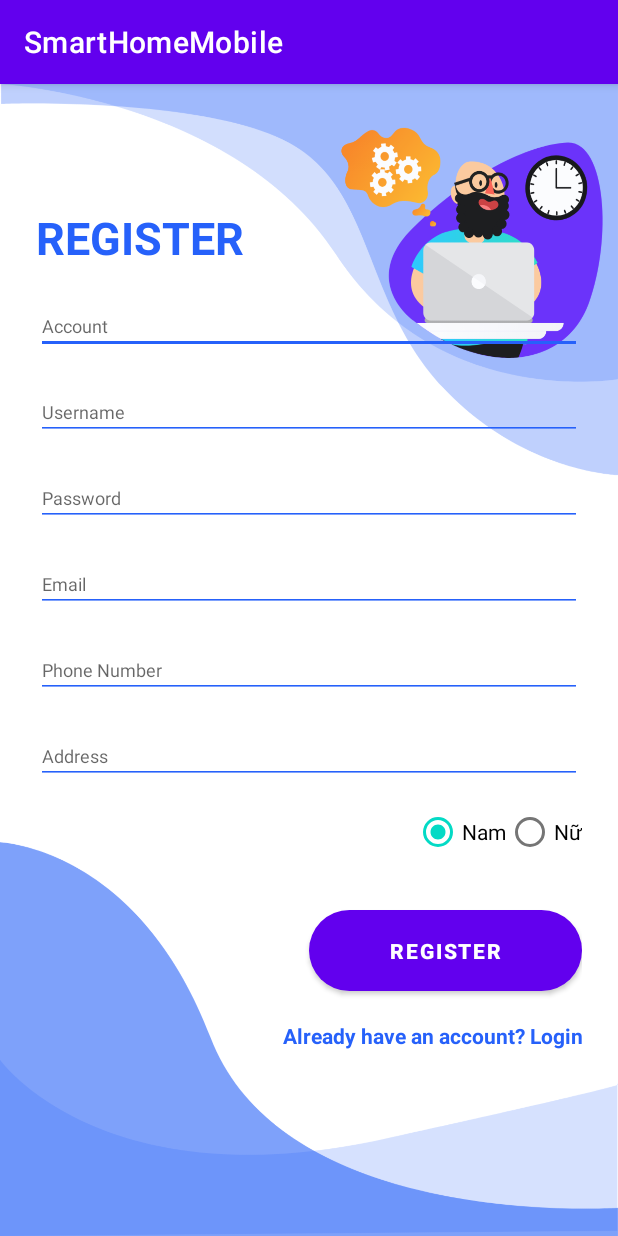
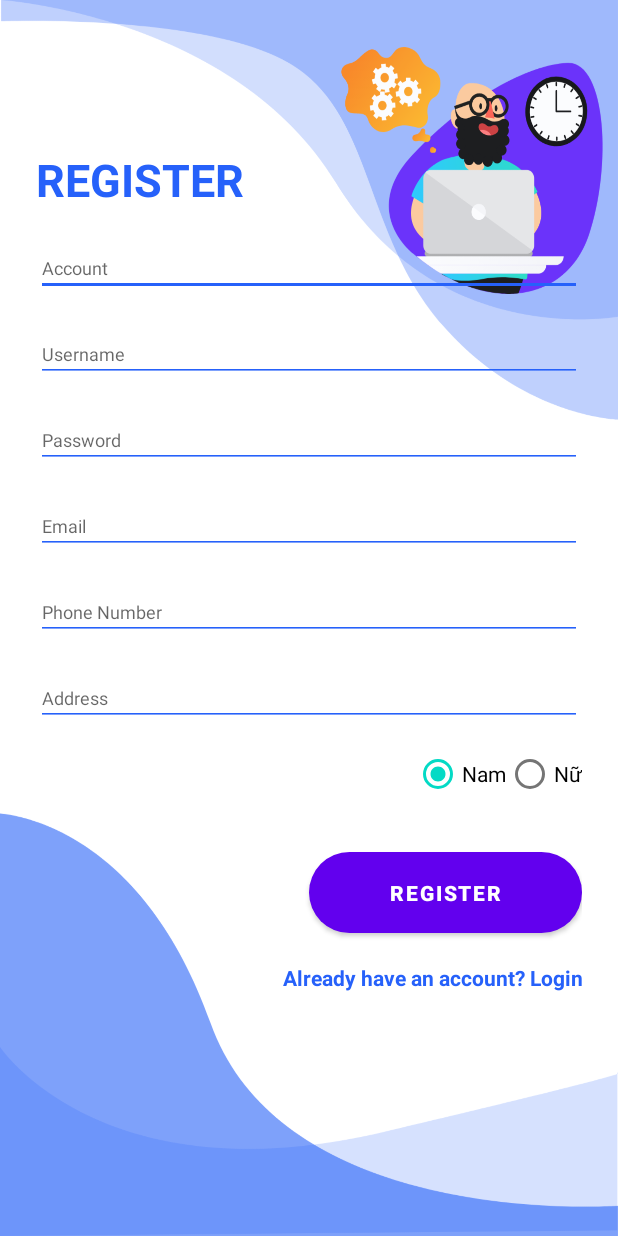
Before and after one commit to ToDuyVuong/SmartHomeMobile, an Android app: the screen it shows after launch (RegisterActivity), after a tap on an icon or button, on a phone screen of 412 x 824 dp. Run offline under Robolectric (Android 15) with nearby library versions, the phone set to English and light mode, and no system bars; 1 other tap on this screen came first.

Commit message:
Vuong 27 17/05/2023 NoActionBar

```diff
--- a/app/src/main/java/vn/iotstart/smarthomemobile/activity/IndexActivity.java
+++ b/app/src/main/java/vn/iotstart/smarthomemobile/activity/IndexActivity.java
@@ -217,7 +217,7 @@ public class IndexActivity extends AppCompatActivity {
                         pupulateData(productList);
                         intiAdapter();
                         initScrollListener();
-                        Log.e("ffff", productList.get(0).toString());
+                        Log.e("ffffff", productList.get(0).toString());
 
                     }
                 } catch (Exception e) {
@@ -252,11 +252,15 @@ public class IndexActivity extends AppCompatActivity {
         recyclerViewProductPopularIndexList = findViewById(R.id.recyclerView2);
         recyclerViewProductPopularIndexList.setLayoutManager(linearLayoutManager);
 
+        Log.e("ffffa", "recyclerViewProductPopularIndex");
         ApiService.apiService.getLatestProduct().enqueue(new Callback<List<Product>>() {
+
             @Override
             public void onResponse(Call<List<Product>> call, Response<List<Product>> response) {
+                Log.e("ffffa", "recyclerViewProductPopularIndex22222");
                 if (response.isSuccessful()) {
                     productList = response.body();
+                    Log.e("fffflast", productList.get(0).toString());
                     adapterProductPopularIndex = new ProductPopularIndexAdapter(productList, IndexActivity.this);
                     recyclerViewProductPopularIndexList.setAdapter(adapterProductPopularIndex);
 
--- a/app/src/main/java/vn/iotstart/smarthomemobile/activity/IntroActivity.java
+++ b/app/src/main/java/vn/iotstart/smarthomemobile/activity/IntroActivity.java
@@ -18,7 +18,7 @@ public class IntroActivity extends AppCompatActivity {
             int n = 0;
             try {
                 do {
-                    if (n >= 2000) {
+                    if (n >= 3000) {
                         IntroActivity.this.finish();
                         Intent intent = new Intent(IntroActivity.this.getApplicationContext(), (Class) LoginActivity.class);
                         IntroActivity.this.startActivity(intent);
--- a/app/src/main/res/layout/activity_intro.xml
+++ b/app/src/main/res/layout/activity_intro.xml
@@ -123,7 +123,7 @@
         android:layout_width="match_parent"
         android:layout_height="wrap_content"
         android:layout_marginTop="20dp"
-        android:text="Môn Học: Lập Trình Ứng Dụng Di Động"
+        android:text="Môn Học: Lập Trình Di Động"
         android:textColor="@color/black"
         android:textSize="18sp" />
 
--- a/app/src/main/res/layout/activity_list_order.xml
+++ b/app/src/main/res/layout/activity_list_order.xml
@@ -118,8 +118,8 @@
 
             <androidx.recyclerview.widget.RecyclerView
                 android:id="@+id/recyclerViewListOrder"
-                android:layout_width="match_parent"
-                android:layout_height="match_parent"
+                android:layout_width="339dp"
+                android:layout_height="317dp"
                 android:padding="5dp"
                 app:layoutManager="androidx.recyclerview.widget.LinearLayoutManager"
                 app:layout_constraintWidth_percent="0.9" />
--- a/app/src/main/res/values/themes.xml
+++ b/app/src/main/res/values/themes.xml
@@ -1,6 +1,6 @@
 <resources xmlns:tools="http://schemas.android.com/tools">
     <!-- Base application theme. -->
-    <style name="Theme.SmartHomeMobile" parent="Theme.MaterialComponents.DayNight.DarkActionBar">
+    <style name="Theme.SmartHomeMobile" parent="Theme.MaterialComponents.DayNight.NoActionBar">
         <!-- Primary brand color. -->
         <item name="colorPrimary">@color/purple_500</item>
         <item name="colorPrimaryVariant">@color/purple_700</item>
```
